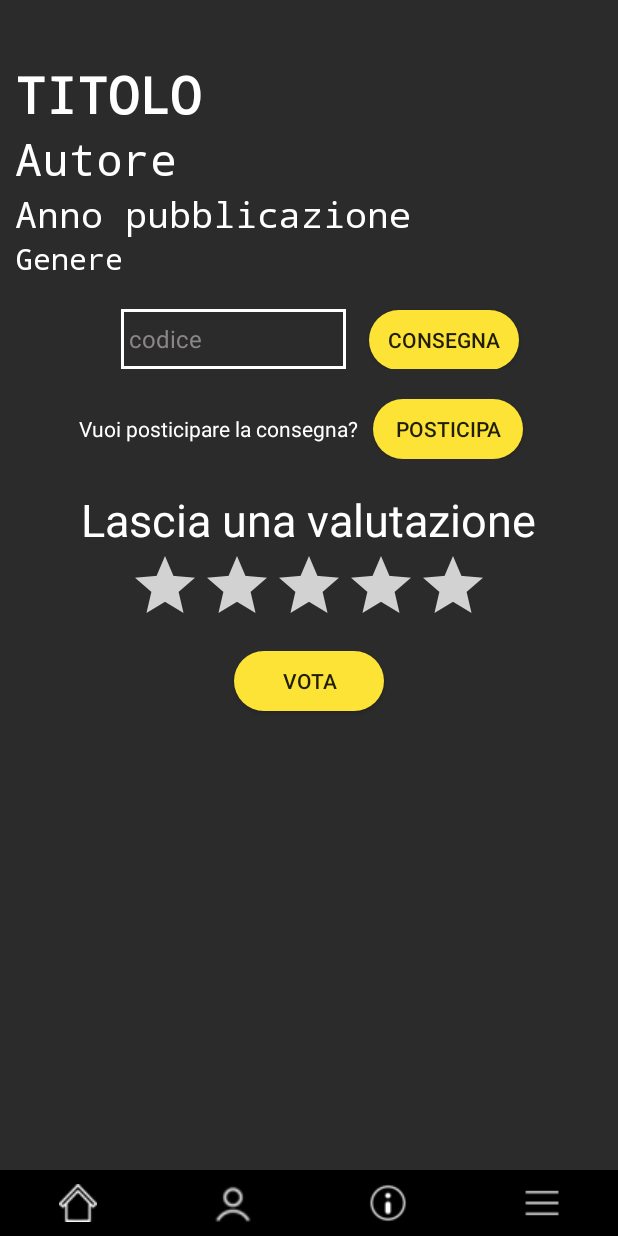
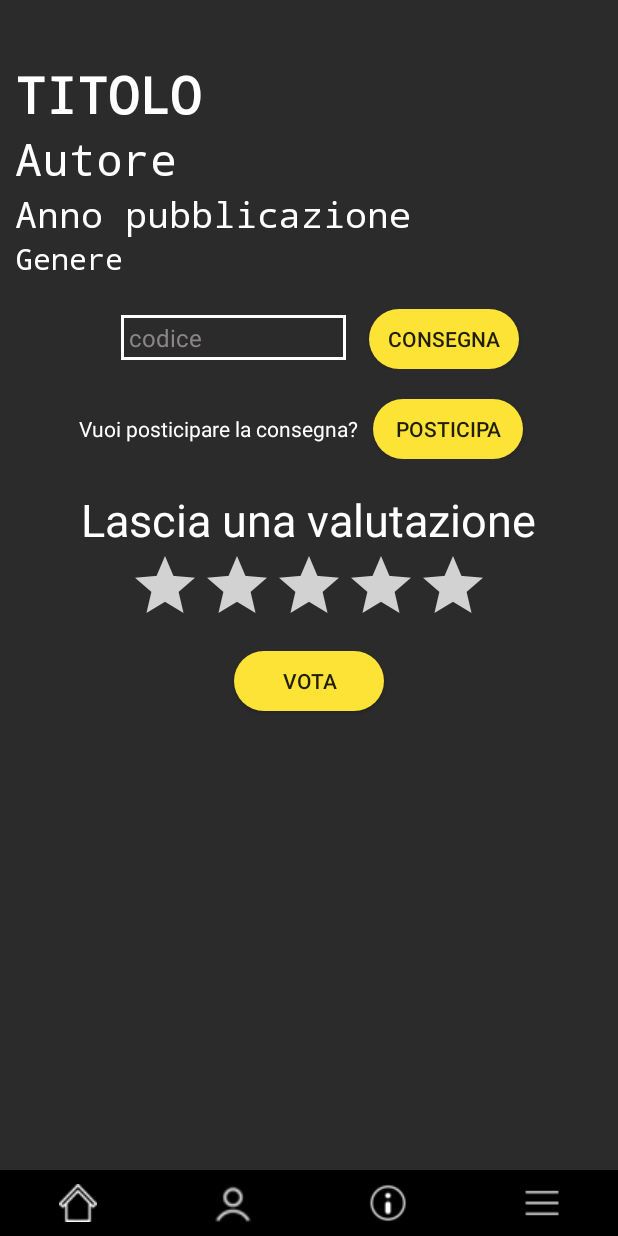
Before and after one commit to josy11unipa/Biblioteca, an Android app: the fragment Consegna_Fragment placed in its activity, on a phone screen of 412 x 824 dp. Run offline under Robolectric (Android 15) with nearby library versions, the phone set to English and light mode, and no system bars; Roboto replaces fonts that are not available here; 1 statement that could not run was skipped.

Commit message:
Merge remote-tracking branch 'origin/master'

```diff
--- a/app/src/main/res/layout/consegna_layout.xml
+++ b/app/src/main/res/layout/consegna_layout.xml
@@ -102,7 +102,7 @@
                 <EditText
                     android:id="@+id/codice"
                     android:layout_width="150dp"
-                    android:layout_height="40dp"
+                    android:layout_height="30dp"
                     android:layout_marginHorizontal="15dp"
                     android:background="@drawable/edit_text_draw"
                     android:hint="codice"
@@ -186,7 +186,8 @@
                     android:layout_height="40dp"
                     android:layout_marginVertical="10dp"
                     android:background="@drawable/green_button"
-                    android:text="Vota" />
+                    android:text="Vota"
+                    tools:ignore="TouchTargetSizeCheck" />
             </LinearLayout>
 
         </androidx.constraintlayout.widget.ConstraintLayout>
```
